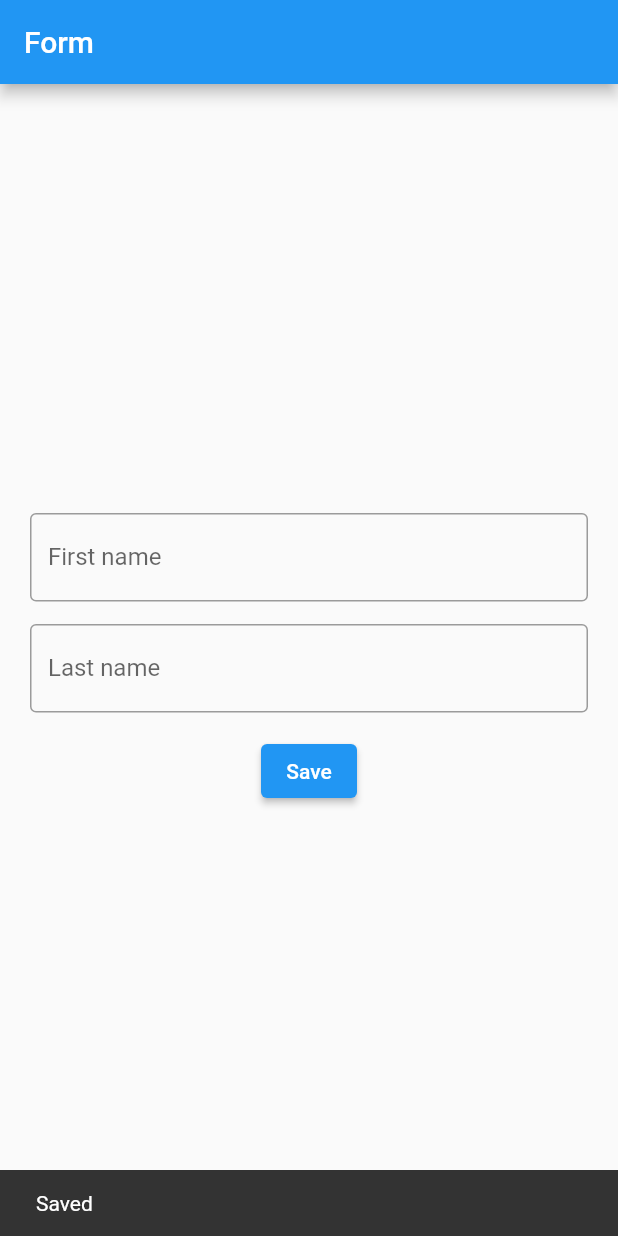
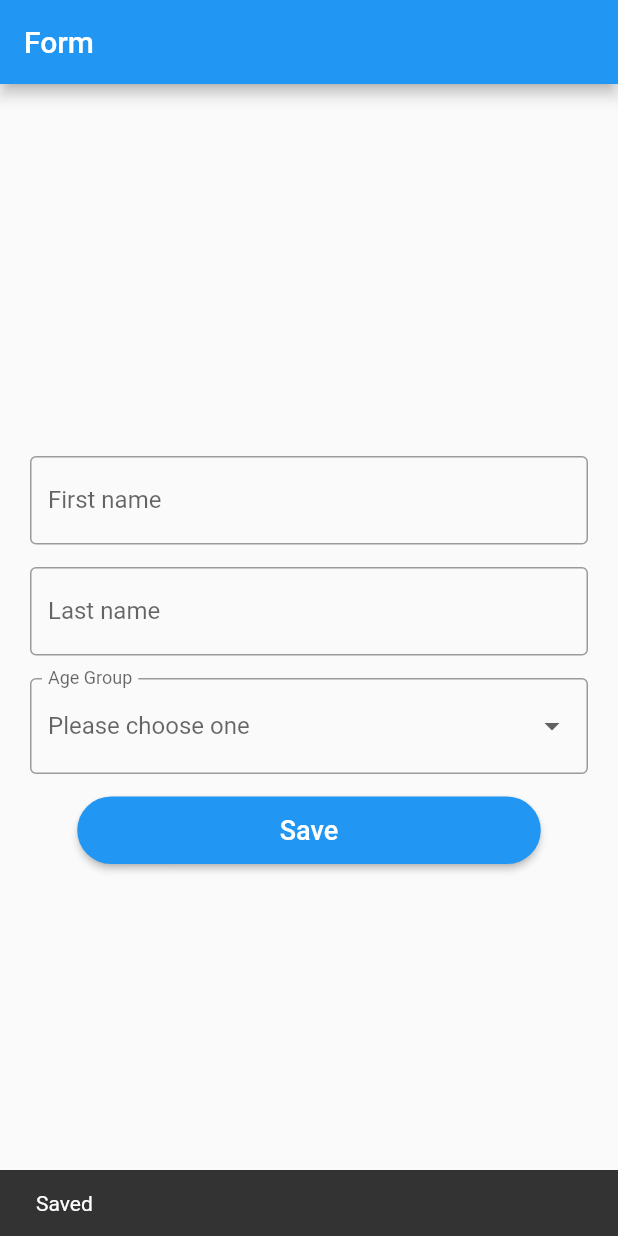
Before and after one commit to vishnu-rajasekharan/flutter_shared_prefs, a Flutter app: the screen it shows after launch, after a tap on "Save", on a phone screen of 412 x 824 dp. Run offline on Flutter 3.47's test engine with Material 2 defaults, Android fonts, the phone set to English and light mode, and no system bars; our stand-ins replace shared_preferences.

Commit message:
Add drop down

```diff
--- a/lib/ui/user_profile.dart
+++ b/lib/ui/user_profile.dart
@@ -10,6 +10,7 @@ class UserProfile extends StatefulWidget {
 class _UserProfileState extends State<UserProfile> {
   TextEditingController _name;
   TextEditingController _lastName;
+  int ddlValue;
 
   @override
   void initState() {
@@ -21,7 +22,6 @@ class _UserProfileState extends State<UserProfile> {
 
   @override
   Widget build(BuildContext context) {
-    bool isLoading = false;
     return Scaffold(
       appBar: AppBar(
         title: Text("Form"),
@@ -48,9 +48,55 @@ class _UserProfileState extends State<UserProfile> {
               SizedBox(
                 height: 15,
               ),
-              ElevatedButton(onPressed: () async{
-                await saveFormData();
-              }, child: Text("Save"))
+              DropdownButtonFormField<int>(
+                  value: ddlValue,
+                  onChanged: (value) {
+                    setState(() {
+                      ddlValue = value;
+                    });
+                  },
+                  decoration: InputDecoration(
+                      border: OutlineInputBorder(),
+                      labelText: "Age Group",
+                      hintText: "Please choose one"),
+                  items: [
+                    DropdownMenuItem<int>(
+                      child: Text("12-16"),
+                      value: 1,
+                    ),
+                    DropdownMenuItem<int>(
+                      child: Text("17-55"),
+                      value: 2,
+                    ),
+                    DropdownMenuItem<int>(
+                      child: Text("56+"),
+                      value: 3,
+                    )
+                  ]),
+              SizedBox(
+                height: 15,
+              ),
+              SizedBox(
+                width: MediaQuery.of(context).size.width * 0.75,
+                height: 45,
+                child: ElevatedButton(
+                    onPressed: () async {
+                      await saveFormData();
+                    },
+                    child: Text(
+                      "Save",
+                      style: TextStyle(
+                        fontSize: 18,
+                        fontFamily: "Roboto"
+                      ),
+                    ),
+                    style: ElevatedButton.styleFrom(
+                        shape: RoundedRectangleBorder(
+                          borderRadius: BorderRadius.circular(30),
+                        )
+                        //Other properties
+                        )),
+              ),
             ],
           ),
         ),
@@ -63,6 +109,7 @@ class _UserProfileState extends State<UserProfile> {
     SharedPreferences prefs = await SharedPreferences.getInstance();
     await prefs.setString("name", _name.text);
     await prefs.setString("last_name", _lastName.text);
+    await prefs.setInt("age_group", ddlValue);
     ScaffoldMessenger.of(context)
         .showSnackBar(SnackBar(content: Text("Saved")));
   }
@@ -72,5 +119,6 @@ class _UserProfileState extends State<UserProfile> {
     SharedPreferences prefs = await SharedPreferences.getInstance();
     _name.text = prefs.getString("name");
     _lastName.text = prefs.getString("last_name");
+    ddlValue = prefs.getInt("age_group");
   }
 }
```
